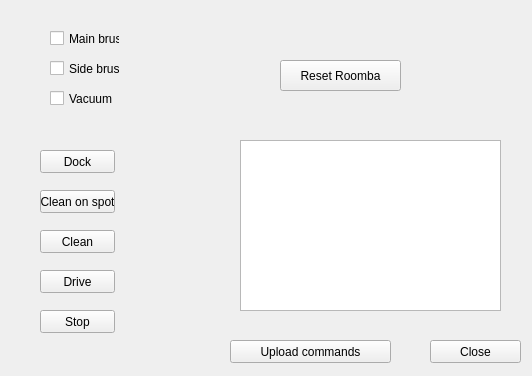
Qt form GUI/Gui-RoombaV1.0/controllingroomba.ui (K-4U/ese_project4y5) before a commit.
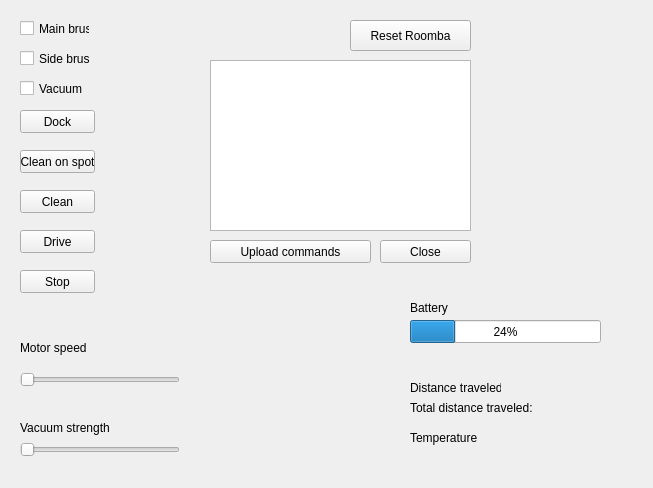
The same form after that commit.

Patch:
```diff
--- a/GUI/Gui-RoombaV1.0/controllingroomba.ui
+++ b/GUI/Gui-RoombaV1.0/controllingroomba.ui
@@ -6,8 +6,8 @@
    <rect>
     <x>0</x>
     <y>0</y>
-    <width>532</width>
-    <height>376</height>
+    <width>653</width>
+    <height>488</height>
    </rect>
   </property>
   <property name="windowTitle">
@@ -16,8 +16,8 @@
   <widget class="QPushButton" name="pbUpload">
    <property name="geometry">
     <rect>
-     <x>230</x>
-     <y>340</y>
+     <x>210</x>
+     <y>240</y>
      <width>161</width>
      <height>23</height>
     </rect>
@@ -29,8 +29,8 @@
   <widget class="QCheckBox" name="cbSideBrush">
    <property name="geometry">
     <rect>
-     <x>50</x>
-     <y>60</y>
+     <x>20</x>
+     <y>50</y>
      <width>70</width>
      <height>17</height>
     </rect>
@@ -42,8 +42,8 @@
   <widget class="QPushButton" name="pbClean">
    <property name="geometry">
     <rect>
-     <x>40</x>
-     <y>230</y>
+     <x>20</x>
+     <y>190</y>
      <width>75</width>
      <height>23</height>
     </rect>
@@ -55,8 +55,8 @@
   <widget class="QPushButton" name="pbResetRoomba">
    <property name="geometry">
     <rect>
-     <x>280</x>
-     <y>60</y>
+     <x>350</x>
+     <y>20</y>
      <width>121</width>
      <height>31</height>
     </rect>
@@ -68,8 +68,8 @@
   <widget class="QPushButton" name="pbDock">
    <property name="geometry">
     <rect>
-     <x>40</x>
-     <y>150</y>
+     <x>20</x>
+     <y>110</y>
      <width>75</width>
      <height>23</height>
     </rect>
@@ -81,8 +81,8 @@
   <widget class="QPushButton" name="pbCleanSpot">
    <property name="geometry">
     <rect>
-     <x>40</x>
-     <y>190</y>
+     <x>20</x>
+     <y>150</y>
      <width>75</width>
      <height>23</height>
     </rect>
@@ -94,8 +94,8 @@
   <widget class="QCheckBox" name="cbMainBrush">
    <property name="geometry">
     <rect>
-     <x>50</x>
-     <y>30</y>
+     <x>20</x>
+     <y>20</y>
      <width>70</width>
      <height>17</height>
     </rect>
@@ -107,8 +107,8 @@
   <widget class="QCheckBox" name="cbVacuum">
    <property name="geometry">
     <rect>
-     <x>50</x>
-     <y>90</y>
+     <x>20</x>
+     <y>80</y>
      <width>70</width>
      <height>17</height>
     </rect>
@@ -120,8 +120,8 @@
   <widget class="QPushButton" name="pbClose">
    <property name="geometry">
     <rect>
-     <x>430</x>
-     <y>340</y>
+     <x>380</x>
+     <y>240</y>
      <width>91</width>
      <height>23</height>
     </rect>
@@ -133,8 +133,8 @@
   <widget class="QTextEdit" name="txtManualcommands">
    <property name="geometry">
     <rect>
-     <x>240</x>
-     <y>140</y>
+     <x>210</x>
+     <y>60</y>
      <width>261</width>
      <height>171</height>
     </rect>
@@ -143,8 +143,8 @@
   <widget class="QPushButton" name="pbDrive">
    <property name="geometry">
     <rect>
-     <x>40</x>
-     <y>270</y>
+     <x>20</x>
+     <y>230</y>
      <width>75</width>
      <height>23</height>
     </rect>
@@ -156,8 +156,8 @@
   <widget class="QPushButton" name="pbStop">
    <property name="geometry">
     <rect>
-     <x>40</x>
-     <y>310</y>
+     <x>20</x>
+     <y>270</y>
      <width>75</width>
      <height>23</height>
     </rect>
@@ -166,6 +166,123 @@
     <string>Stop</string>
    </property>
   </widget>
+  <widget class="QProgressBar" name="prBattery">
+   <property name="geometry">
+    <rect>
+     <x>410</x>
+     <y>320</y>
+     <width>191</width>
+     <height>23</height>
+    </rect>
+   </property>
+   <property name="value">
+    <number>24</number>
+   </property>
+  </widget>
+  <widget class="QLabel" name="lbBattery">
+   <property name="geometry">
+    <rect>
+     <x>410</x>
+     <y>300</y>
+     <width>91</width>
+     <height>16</height>
+    </rect>
+   </property>
+   <property name="text">
+    <string>Battery </string>
+   </property>
+  </widget>
+  <widget class="QSlider" name="hsMotorSpeed">
+   <property name="geometry">
+    <rect>
+     <x>20</x>
+     <y>370</y>
+     <width>160</width>
+     <height>19</height>
+    </rect>
+   </property>
+   <property name="orientation">
+    <enum>Qt::Horizontal</enum>
+   </property>
+  </widget>
+  <widget class="QSlider" name="hsVacuumStrength">
+   <property name="geometry">
+    <rect>
+     <x>20</x>
+     <y>440</y>
+     <width>160</width>
+     <height>19</height>
+    </rect>
+   </property>
+   <property name="orientation">
+    <enum>Qt::Horizontal</enum>
+   </property>
+  </widget>
+  <widget class="QLabel" name="lbVacuumStrength">
+   <property name="geometry">
+    <rect>
+     <x>20</x>
+     <y>420</y>
+     <width>131</width>
+     <height>16</height>
+    </rect>
+   </property>
+   <property name="text">
+    <string>Vacuum strength</string>
+   </property>
+  </widget>
+  <widget class="QLabel" name="lbMotorSpeed">
+   <property name="geometry">
+    <rect>
+     <x>20</x>
+     <y>340</y>
+     <width>111</width>
+     <height>16</height>
+    </rect>
+   </property>
+   <property name="text">
+    <string>Motor speed</string>
+   </property>
+  </widget>
+  <widget class="QLabel" name="lbDistance">
+   <property name="geometry">
+    <rect>
+     <x>410</x>
+     <y>380</y>
+     <width>91</width>
+     <height>16</height>
+    </rect>
+   </property>
+   <property name="text">
+    <string>Distance traveled:</string>
+   </property>
+  </widget>
+  <widget class="QLabel" name="lbTotalDistance">
+   <property name="geometry">
+    <rect>
+     <x>410</x>
+     <y>400</y>
+     <width>141</width>
+     <height>16</height>
+    </rect>
+   </property>
+   <property name="text">
+    <string>Total distance traveled:</string>
+   </property>
+  </widget>
+  <widget class="QLabel" name="lbTemperature">
+   <property name="geometry">
+    <rect>
+     <x>410</x>
+     <y>430</y>
+     <width>91</width>
+     <height>16</height>
+    </rect>
+   </property>
+   <property name="text">
+    <string>Temperature</string>
+   </property>
+  </widget>
  </widget>
  <resources/>
  <connections>
```
Left out of the diff: 34 changed lines with no effect on the pictures.
